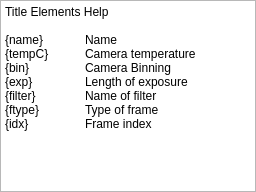
PythonAstroimagingSuite/pyastroimageview, file resources/pyastroimageview/uic/sequence_title_help.ui: the form before one commit.
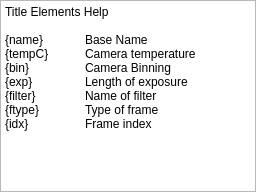
The form after the commit.

```diff
--- a/resources/pyastroimageview/uic/sequence_title_help.ui
+++ b/resources/pyastroimageview/uic/sequence_title_help.ui
@@ -44,7 +44,7 @@
       <property name="plainText">
        <string>Title Elements Help
 
-{name}  	Name
+{name}  	Base Name
 {tempC}	Camera temperature
 {bin}             	Camera Binning
 {exp}	Length of exposure
```
